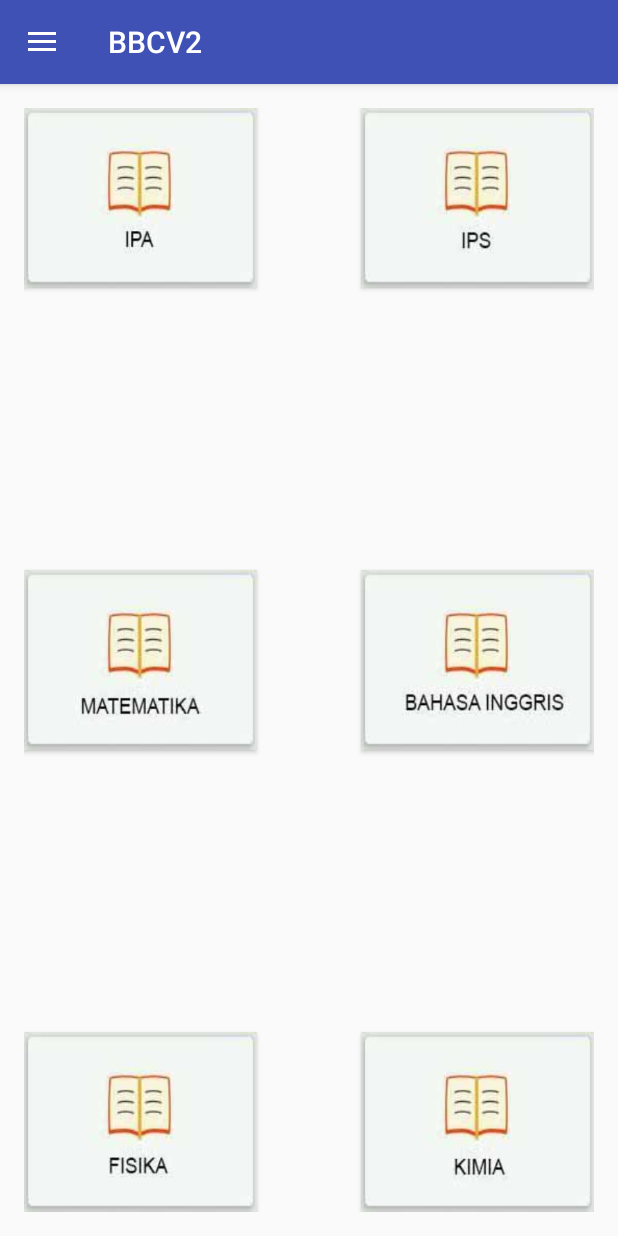
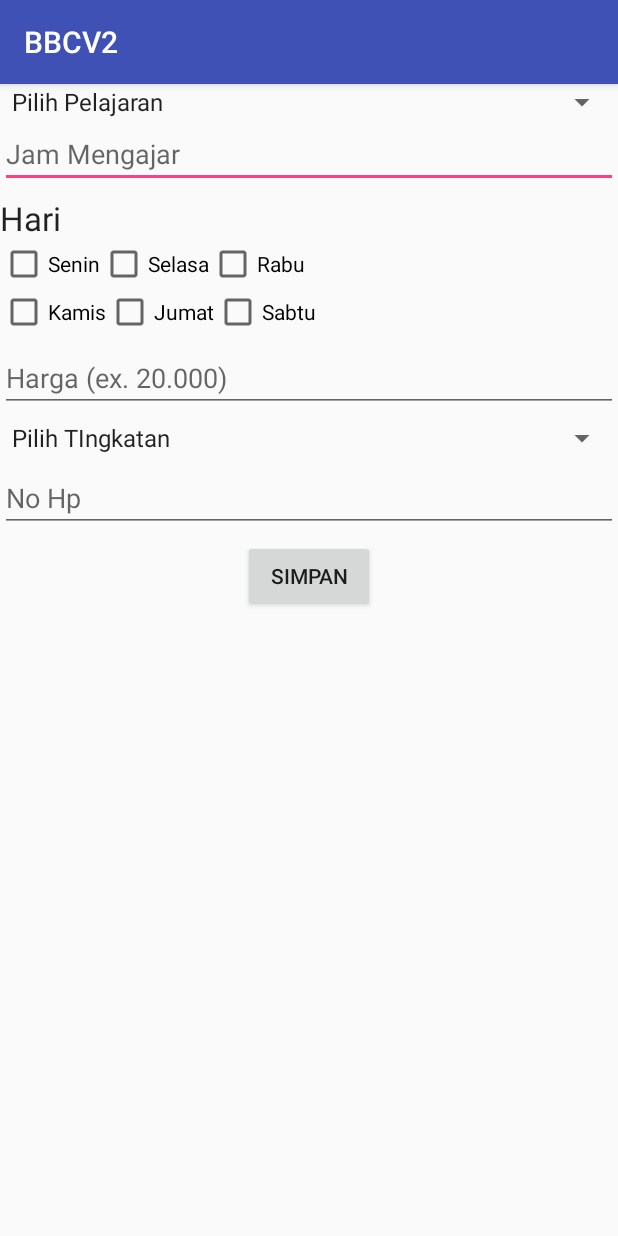
Before and after one commit to taqien01/BBCV2, an Android app: the screen it shows after launch (MainActivity before the commit, TambahJadwal after it), after a tap on "Tambah", on a phone screen of 412 x 824 dp. Run offline under Robolectric (Android 15) with nearby library versions, the phone set to English and light mode, and no system bars; 1 other tap on this screen came first.

Commit message:
Update 04/06/16

```diff
--- a/app/src/main/java/id/ac/unsyiah/elektro/mobile/bbcv2/MainActivity.java
+++ b/app/src/main/java/id/ac/unsyiah/elektro/mobile/bbcv2/MainActivity.java
@@ -55,12 +55,12 @@ public class MainActivity extends AppCompatActivity
         // Handle navigation view item clicks here.
         int id = item.getItemId();
 
-        //TextView txtNama = (TextView) findViewById(R.id.txtNama);
-        //String nama = txtNama.getText().toString();
+        TextView txtNama = (TextView) findViewById(R.id.textNama);
+        String nama = txtNama.getText().toString();
 
         if (id == R.id.nav_tambah) {
             Intent pesan = new Intent(getApplicationContext(), TambahJadwal.class);
-            //pesan.putExtra("var1",nama);
+            pesan.putExtra("var1",nama);
             startActivity(pesan);
         } else if (id == R.id.nav_setting) {
 
@@ -108,7 +108,7 @@ public class MainActivity extends AppCompatActivity
         ing.setOnClickListener(new View.OnClickListener() {
             @Override
             public void onClick(View v) {
-                pesan.putExtra("var1","INGGRIS");
+                pesan.putExtra("var1","B. INGGRIS");
                 startActivity(pesan);
             }
         });
@@ -124,7 +124,7 @@ public class MainActivity extends AppCompatActivity
         fisika.setOnClickListener(new View.OnClickListener() {
             @Override
             public void onClick(View v) {
-                pesan.putExtra("var1", "fisika");
+                pesan.putExtra("var1", "FISIKA");
                 startActivity(pesan);
             }
         });
--- /dev/null
+++ b/app/src/main/res/layout/tambah_jadwal.xml
@@ -0,0 +1,139 @@
+<?xml version="1.0" encoding="utf-8"?>
+<RelativeLayout xmlns:android="http://schemas.android.com/apk/res/android"
+    android:layout_width="match_parent" android:layout_height="match_parent">
+
+    <Spinner
+        android:layout_width="fill_parent"
+        android:layout_height="wrap_content"
+        android:id="@+id/spinnerPelajaran"
+        android:layout_alignParentTop="true"
+        android:layout_alignParentLeft="true"
+        android:layout_alignParentStart="true"
+        android:entries="@array/pelajaran" />
+
+    <EditText
+        android:layout_width="fill_parent"
+        android:layout_height="wrap_content"
+        android:inputType="time"
+        android:ems="10"
+        android:id="@+id/editJam"
+        android:layout_below="@+id/spinnerPelajaran"
+        android:layout_alignParentLeft="true"
+        android:layout_alignParentStart="true"
+        android:hint="Jam Mengajar" />
+
+    <TextView
+        android:layout_width="wrap_content"
+        android:layout_height="wrap_content"
+        android:textAppearance="?android:attr/textAppearanceLarge"
+        android:text="Hari"
+        android:id="@+id/textView2"
+        android:layout_below="@+id/editJam"
+        android:layout_alignParentLeft="true"
+        android:layout_alignParentStart="true"
+        android:layout_marginTop="5dp" />
+
+    <CheckBox
+        android:layout_width="wrap_content"
+        android:layout_height="wrap_content"
+        android:text="Senin"
+        android:id="@+id/checkBox"
+        android:layout_below="@+id/textView2"
+        android:layout_alignParentLeft="true"
+        android:layout_alignParentStart="true"
+        android:checked="false" />
+
+    <CheckBox
+        android:layout_width="wrap_content"
+        android:layout_height="wrap_content"
+        android:text="Selasa"
+        android:id="@+id/checkBox2"
+        android:layout_alignTop="@+id/checkBox"
+        android:layout_toRightOf="@+id/checkBox"
+        android:layout_toEndOf="@+id/checkBox"
+        android:checked="false" />
+
+    <CheckBox
+        android:layout_width="wrap_content"
+        android:layout_height="wrap_content"
+        android:text="Rabu"
+        android:id="@+id/checkBox3"
+        android:checked="false"
+        android:layout_alignTop="@+id/checkBox2"
+        android:layout_toRightOf="@+id/checkBox2"
+        android:layout_toEndOf="@+id/checkBox2" />
+
+    <CheckBox
+        android:layout_width="wrap_content"
+        android:layout_height="wrap_content"
+        android:text="Kamis"
+        android:id="@+id/checkBox4"
+        android:checked="false"
+        android:layout_below="@+id/checkBox"
+        android:layout_alignParentLeft="true"
+        android:layout_alignParentStart="true" />
+
+    <CheckBox
+        android:layout_width="wrap_content"
+        android:layout_height="wrap_content"
+        android:text="Jumat"
+        android:id="@+id/checkBox5"
+        android:checked="false"
+        android:layout_alignTop="@+id/checkBox4"
+        android:layout_toRightOf="@+id/checkBox4"
+        android:layout_toEndOf="@+id/checkBox4" />
+
+    <CheckBox
+        android:layout_width="wrap_content"
+        android:layout_height="wrap_content"
+        android:text="Sabtu"
+        android:id="@+id/checkBox6"
+        android:checked="false"
+        android:layout_alignTop="@+id/checkBox5"
+        android:layout_toRightOf="@+id/checkBox5"
+        android:layout_toEndOf="@+id/checkBox5" />
+
+    <EditText
+        android:layout_width="fill_parent"
+        android:layout_height="wrap_content"
+        android:inputType="numberDecimal"
+        android:ems="10"
+        android:id="@+id/editHarga"
+        android:layout_below="@+id/checkBox4"
+        android:layout_alignParentLeft="true"
+        android:layout_alignParentStart="true"
+        android:hint="Harga (ex. 20.000)"
+        android:layout_marginTop="5dp" />
+
+    <Spinner
+        android:layout_width="fill_parent"
+        android:layout_height="wrap_content"
+        android:id="@+id/spinnerTingkat"
+        android:layout_below="@+id/editHarga"
+        android:layout_alignParentLeft="true"
+        android:layout_alignParentStart="true"
+        android:layout_marginTop="5dp"
+        android:entries="@array/tingkatan" />
+
+    <EditText
+        android:layout_width="fill_parent"
+        android:layout_height="wrap_content"
+        android:inputType="number"
+        android:ems="10"
+        android:id="@+id/editHp"
+        android:layout_below="@+id/spinnerTingkat"
+        android:layout_alignParentLeft="true"
+        android:layout_alignParentStart="true"
+        android:layout_marginTop="5dp"
+        android:hint="No Hp" />
+
+    <Button
+        android:layout_width="wrap_content"
+        android:layout_height="wrap_content"
+        android:text="Simpan"
+        android:id="@+id/button3"
+        android:layout_below="@+id/editHp"
+        android:layout_centerHorizontal="true"
+        android:layout_marginTop="5dp"
+        android:onClick="clickTambah" />
+</RelativeLayout>
```
Also changed, not shown: app/src/main/java/id/ac/unsyiah/elektro/mobile/bbcv2/DetailActivity.java (added, +78 -0 lines), app/src/main/java/id/ac/unsyiah/elektro/mobile/bbcv2/ListJadwalActivity.java (added, +85 -0 lines), app/src/main/java/id/ac/unsyiah/elektro/mobile/bbcv2/TambahJadwal.java (added, +91 -0 lines), app/src/main/java/id/ac/unsyiah/elektro/mobile/bbcv2/model/JadwalCursorAdapter.java (added, +43 -0 lines), app/src/main/java/id/ac/unsyiah/elektro/mobile/bbcv2/model/JadwalDB.java (added, +46 -0 lines), app/src/main/res/drawable/ic_add.xml (added, +9 -0 lines), app/src/main/res/layout/activity_detail.xml (added, +89 -0 lines), app/src/main/res/layout/activity_list_jadwal.xml (added, +20 -0 lines), app/src/main/res/layout/nav_footer_main.xml (added, +22 -0 lines), app/src/main/res/layout/satu_jadwal.xml (added, +75 -0 lines), app/src/main/res/drawable/fadmol.jpg (added), app/src/main/res/drawable/unavalaible.jpg (added).
